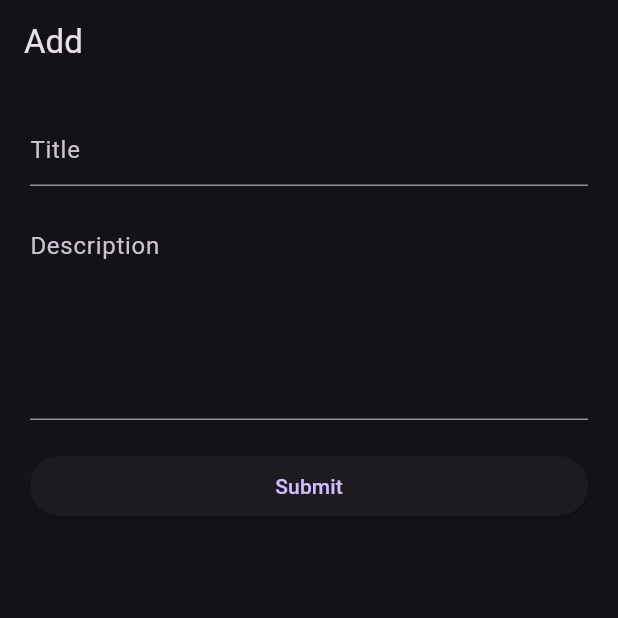
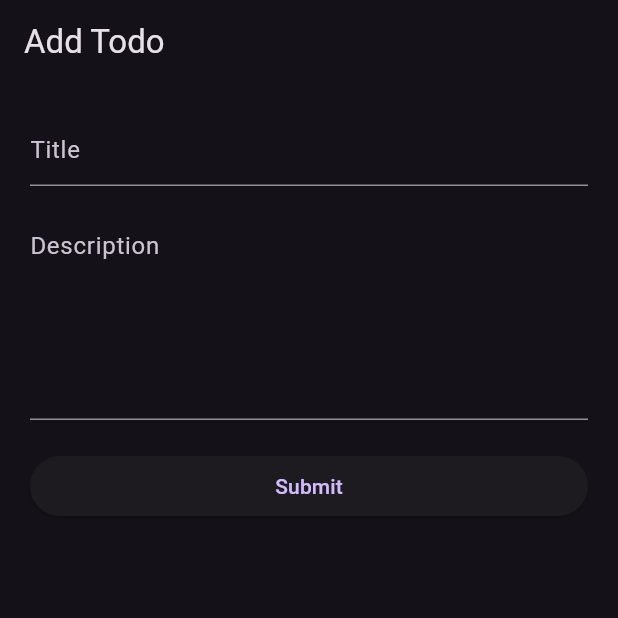
Before and after one commit to Mohamed-Aziz-Mhadhbi/To-Do-List-with-RestAPI-Flutter, a Flutter app: the AddTodoPage screen opened directly, on a phone screen of 412 x 824 dp, the top half of it. Run offline on Flutter 3.47's test engine with Material 3 defaults, Android fonts, the phone set to English and light mode, and no system bars; network calls fail.

Commit message:
modif the title in condition of entering the edit page

```diff
--- a/lib/screens/add_page.dart
+++ b/lib/screens/add_page.dart
@@ -4,7 +4,8 @@ import 'package:flutter/material.dart';
 import 'package:http/http.dart' as http;
 
 class AddTodoPage extends StatefulWidget {
-  const AddTodoPage({super.key});
+  final Map? todo;
+  const AddTodoPage({super.key, this.todo});
 
   @override
   State<AddTodoPage> createState() => _AddTodoPageState();
@@ -13,11 +14,21 @@ class AddTodoPage extends StatefulWidget {
 class _AddTodoPageState extends State<AddTodoPage> {
   TextEditingController titleController = TextEditingController();
   TextEditingController descriptionController = TextEditingController();
+  bool isEdit = false;
+
+  @override
+  void initState() {
+    super.initState();
+    if (widget.todo != null) {
+      isEdit = true;
+    }
+  }
+
   @override
   Widget build(BuildContext context) {
     return Scaffold(
       appBar: AppBar(
-        title: const Text("Add"),
+        title: Text(isEdit ? "Edit Todo" : "Add Todo"),
       ),
       body: ListView(
         padding: const EdgeInsets.all(20),
```
